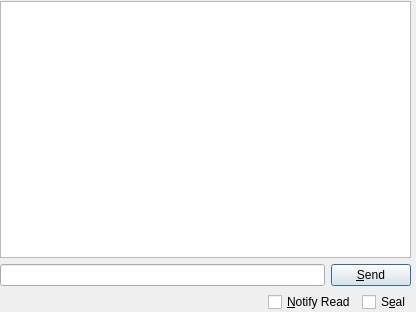
nikhilm/qommunicate, file src/messagedialog.ui: the form before one commit.
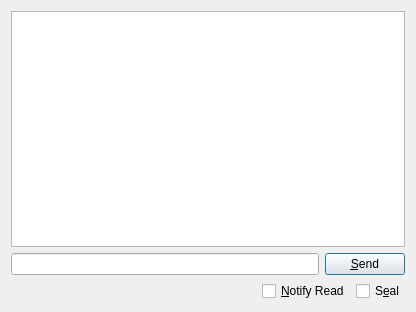
The form after the commit.

Commit message: Changed UI sizes, added main layouts to allow resizing and removed the play sound and open messages check boxes, since they are useless

What changed in the file:
```diff
--- a/src/messagedialog.ui
+++ b/src/messagedialog.ui
@@ -21,15 +21,8 @@
   <property name="sizeGripEnabled" >
    <bool>false</bool>
   </property>
-  <widget class="QWidget" name="verticalLayoutWidget" >
-   <property name="geometry" >
-    <rect>
-     <x>0</x>
-     <y>1</y>
-     <width>411</width>
-     <height>311</height>
-    </rect>
-   </property>
+  <layout class="QVBoxLayout" name="verticalLayout_2" >
+   <item>
    <layout class="QVBoxLayout" name="verticalLayout" >
     <property name="sizeConstraint" >
      <enum>QLayout::SetMaximumSize</enum>
@@ -106,7 +99,8 @@
      </layout>
     </item>
    </layout>
-  </widget>
+   </item>
+  </layout>
  </widget>
  <tabstops>
   <tabstop>messageInput</tabstop>
```
Lines whose indentation alone changed are shown as unchanged. The commit also changes 4 other files.
